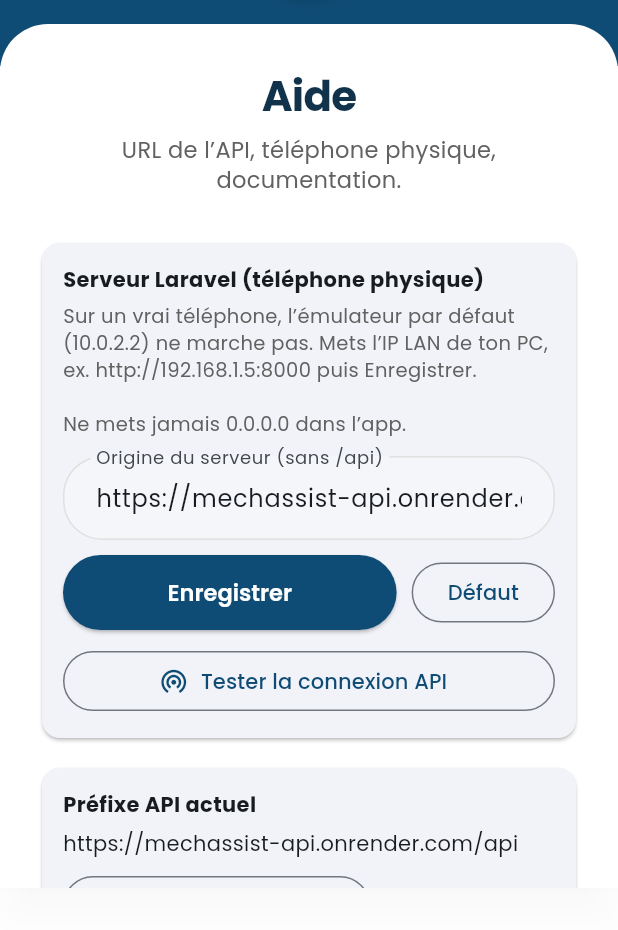
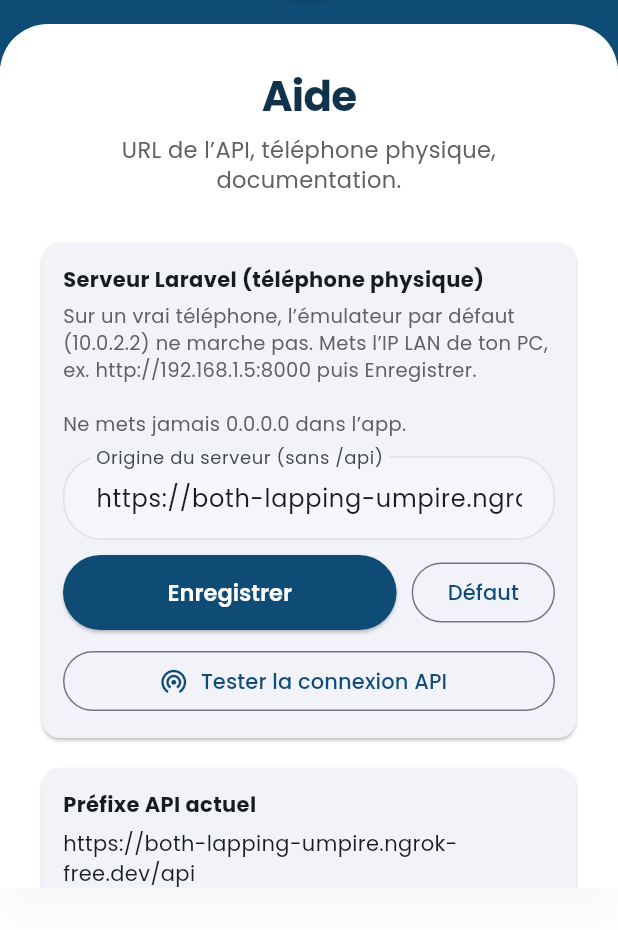
Before and after one commit to jojoskino/Mechassist, a Flutter app: the DashboardClient screen opened by its route, in the side drawer, after a tap on "Aide", on a phone screen of 412 x 824 dp, the part 306-1236 px from its top. Run offline on Flutter 3.47's test engine with Material 3 defaults, Android fonts, the phone set to English and light mode, and no system bars; our stand-ins replace audioplayers, emoji_picker_flutter, firebase_core, firebase_messaging, flutter_local_notifications, flutter_map and 9 more; missing offline and left inert: dart:js_interop, record; accounts and stored records are empty; network calls fail.

Commit message:
Point default API at ngrok tunnel instead of Render cold start.
Migrates stored Render URL to ngrok, adds ngrok-skip-browser-warning headers for API and images, and updates run scripts.

Co-authored-by: Cursor <cursoragent@cursor.com>

```diff
--- a/frontend/lib/screens/help_screen.dart
+++ b/frontend/lib/screens/help_screen.dart
@@ -68,7 +68,7 @@ class _HelpScreenState extends State<HelpScreen> {
                   ? 'Connexion OK vers ${ApiConfig.productionOrigin}.'
                   : 'Connexion OK : le téléphone atteint le serveur.')
               : (kIsWeb
-                  ? 'Échec : le serveur cloud met du temps à réveiller. Réessayez dans 1 minute.'
+                  ? 'Échec : vérifiez que ngrok et Laravel (port 8000) tournent sur le PC.'
                   : 'Échec : vérifie l’URL ci-dessus, le pare-feu Windows et php artisan serve --host=0.0.0.0'),
         ),
         backgroundColor: ok ? Colors.green.shade800 : Colors.red.shade800,
@@ -123,7 +123,7 @@ class _HelpScreenState extends State<HelpScreen> {
       SnackBar(
         content: Text(
           kIsWeb
-              ? 'API cloud Render rétablie.'
+              ? 'API tunnel rétablie.'
               : 'URL par défaut rétablie (émulateur / machine locale).',
         ),
       ),
@@ -156,8 +156,8 @@ class _HelpScreenState extends State<HelpScreen> {
                     const SizedBox(height: 6),
                     Text(
                       kIsWeb
-                          ? 'Sur le navigateur, l’app utilise l’API Render :\n${ApiConfig.productionOrigin}\n\n'
-                              'Le premier chargement peut prendre 1–2 min si le serveur était en veille.'
+                          ? 'Sur le navigateur, l’app utilise le tunnel ngrok :\n${ApiConfig.productionOrigin}\n\n'
+                              'Le PC doit avoir Laravel (port 8000) et ngrok actifs.'
                           : 'Sur un vrai téléphone, l’émulateur par défaut (10.0.2.2) ne marche pas. '
                               'Mets l’IP LAN de ton PC, ex. http://192.168.1.5:8000 puis Enregistrer.\n\n'
                               'Ne mets jamais 0.0.0.0 dans l’app.',
--- a/frontend/lib/services/api_config.dart
+++ b/frontend/lib/services/api_config.dart
@@ -7,8 +7,21 @@ import 'package:shared_preferences/shared_preferences.dart';
 class ApiConfig {
   ApiConfig._();
 
-  /// API production Render (téléphone / tablette par défaut).
-  static const String productionOrigin = 'https://mechassist-api.onrender.com';
+  /// API par défaut (tunnel ngrok → Laravel local).
+  static const String productionOrigin = 'https://both-lapping-umpire.ngrok-free.dev';
+
+  static const String _legacyRenderOrigin = 'https://mechassist-api.onrender.com';
+
+  /// En-tête requis par ngrok free pour éviter la page d’avertissement navigateur.
+  static Map<String, String> ngrokHeadersFor(String origin) {
+    try {
+      final host = Uri.parse(origin).host.toLowerCase();
+      if (host.contains('ngrok')) {
+        return const {'ngrok-skip-browser-warning': 'true'};
+      }
+    } catch (_) {}
+    return const {};
+  }
 
   static const String _prefsKey = 'mechassist_api_base_url';
   static const String _defaultSeededKey = 'mechassist_api_default_seeded';
@@ -26,9 +39,12 @@ class ApiConfig {
       await prefs.remove(_prefsKey);
     }
     _override = normalized;
+    if (_override == _legacyRenderOrigin) {
+      await setBaseUrlOverride(productionOrigin);
+    }
   }
 
-  /// Premier lancement : pointe vers l’API Render (Web + mobile ; évite localhost / 10.0.2.2).
+  /// Premier lancement : pointe vers l’API tunnel (Web + mobile ; évite localhost / 10.0.2.2).
   static Future<void> ensureProductionDefault() async {
     await load();
     const fromEnv = String.fromEnvironment('API_BASE_URL', defaultValue: '');
@@ -39,7 +55,7 @@ class ApiConfig {
       return;
     }
 
-    // Web : toujours Render (localhost enregistré dans Aide ne fonctionne pas).
+    // Web : toujours l’origine production (localhost enregistré dans Aide ne fonctionne pas).
     if (kIsWeb) {
       if (_override != productionOrigin) {
         await setBaseUrlOverride(productionOrigin);
--- a/frontend/lib/services/api_keep_alive.dart
+++ b/frontend/lib/services/api_keep_alive.dart
@@ -2,7 +2,7 @@ import 'package:flutter/widgets.dart';
 
 import 'api_service.dart';
 
-/// PERF: Plus de ping périodique Render — réveil uniquement au besoin (splash, login, reprise app).
+/// PERF: Plus de ping périodique — réveil uniquement au besoin (splash, login, reprise app).
 class ApiKeepAlive with WidgetsBindingObserver {
   ApiKeepAlive._();
   static final ApiKeepAlive instance = ApiKeepAlive._();
--- a/frontend/lib/widgets/public_network_image.dart
+++ b/frontend/lib/widgets/public_network_image.dart
@@ -37,6 +37,7 @@ class PublicNetworkImage extends StatelessWidget {
     Widget imageBuilder(double w, double h) {
       return Image.network(
         resolved,
+        headers: ApiService.imageRequestHeaders,
         width: w.isFinite ? w : null,
         height: h,
         fit: fit,
```
Also changed, not shown: frontend/lib/services/api_service.dart (+39 -40 lines), 3 other files.
